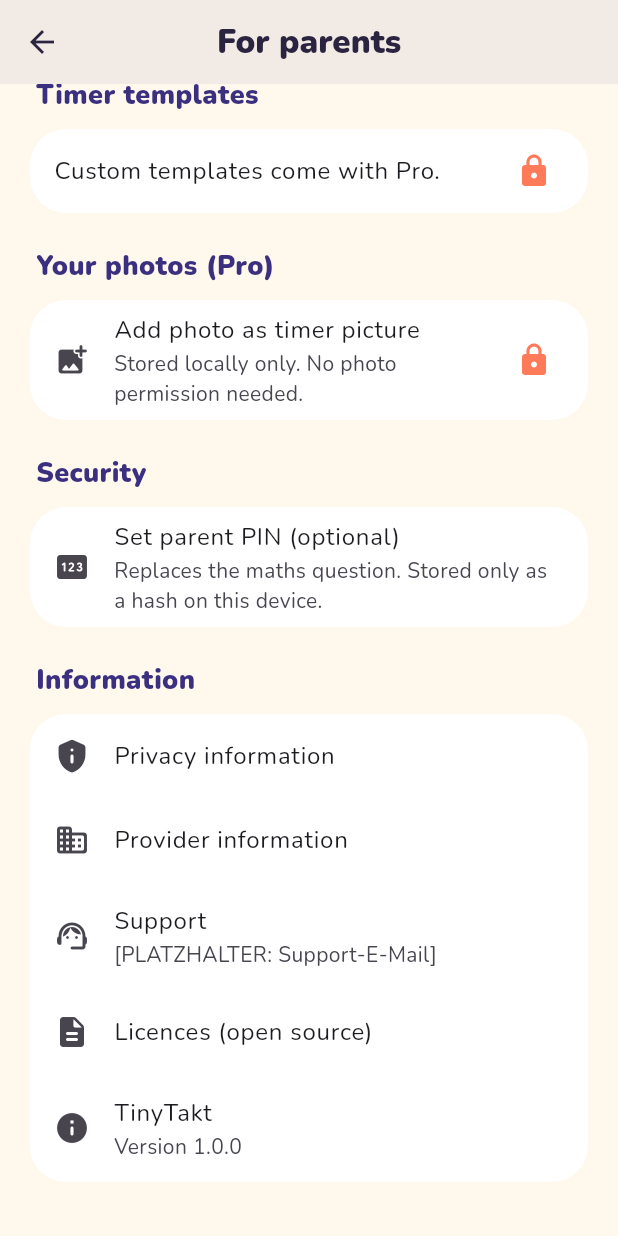
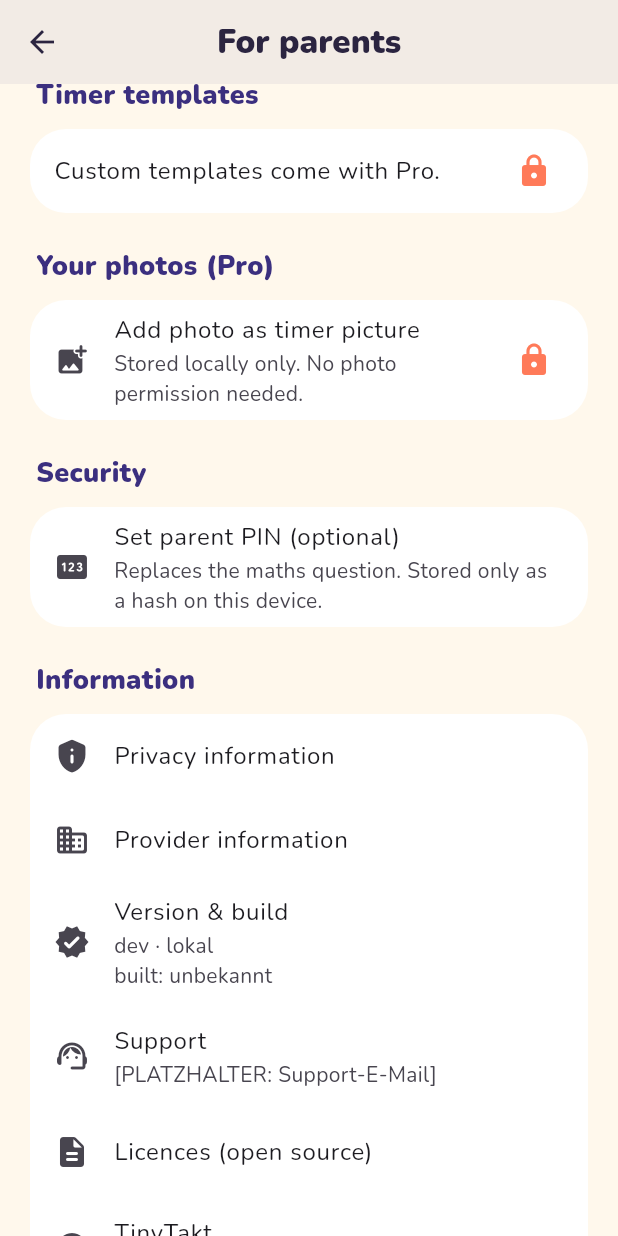
Before and after one commit to cschro3/TinyTakt, a Flutter app: the ParentScreen screen opened directly, scrolled down 1601 dp, on a phone screen of 412 x 824 dp. Run offline on Flutter 3.47's test engine with Material 3 defaults, Android fonts, the phone set to English and light mode, and no system bars; our stand-ins replace audioplayers, flutter_local_notifications, flutter_secure_storage, flutter_tts, image_picker, in_app_purchase and 3 more; missing offline and left inert: in_app_purchase_android; accounts and stored records are empty; project files that could hold a hidden picture were left out.

Commit message:
Versionsanzeige (Commit-SHA), Build-Skript, Produktionspaket Mira/Wiese/Timer, Vorher/Nachher-Vergleich
Co-Authored-By: Claude Sonnet 5.5 <noreply@anthropic.com>
Claude-Session: https://claude.ai/code/session_01XvyrcJgT2ESFsfCJWaKAyu

```diff
--- /dev/null
+++ b/lib/app/build_info.dart
@@ -0,0 +1,15 @@
+/// Build-Kennung, beim Bauen per `--dart-define` gesetzt (siehe `tools/build_web.sh`).
+/// Ohne Angabe (z. B. `flutter run`) steht dort „dev“.
+const String buildSha = String.fromEnvironment('GIT_SHA', defaultValue: 'dev');
+const String buildBranch = String.fromEnvironment(
+  'GIT_BRANCH',
+  defaultValue: 'lokal',
+);
+const String buildTime = String.fromEnvironment(
+  'BUILD_TIME',
+  defaultValue: 'unbekannt',
+);
+
+/// Kurzform für Anzeige, z. B. „db4509e · feature/premium-redesign“.
+String get buildLabel =>
+    '${buildSha.length > 7 ? buildSha.substring(0, 7) : buildSha} · $buildBranch';
--- a/lib/presentation/screens/parent_screen.dart
+++ b/lib/presentation/screens/parent_screen.dart
@@ -8,6 +8,7 @@ import '../../domain/catalog.dart';
 import '../theme.dart';
 import '../../platform/apple_music_service.dart';
 import 'apple_music_screen.dart';
+import '../../app/build_info.dart';
 import 'legal_screen.dart';
 import 'pro_screen.dart';
 
@@ -314,6 +315,13 @@ class ParentScreen extends StatelessWidget {
                     MaterialPageRoute<void>(
                       builder: (_) => const ImprintScreen(),
                     ),
+                  ),
+                ),
+                ListTile(
+                  leading: const Icon(Icons.verified_rounded),
+                  title: Text(context.tr('Version & Build', 'Version & build')),
+                  subtitle: SelectableText(
+                    '$buildLabel\n${context.tr('gebaut', 'built')}: $buildTime',
                   ),
                 ),
                 ListTile(
```
Also changed, not shown: docs/art/mira_meadow_vorher_nachher.png (added), 2 other files.
